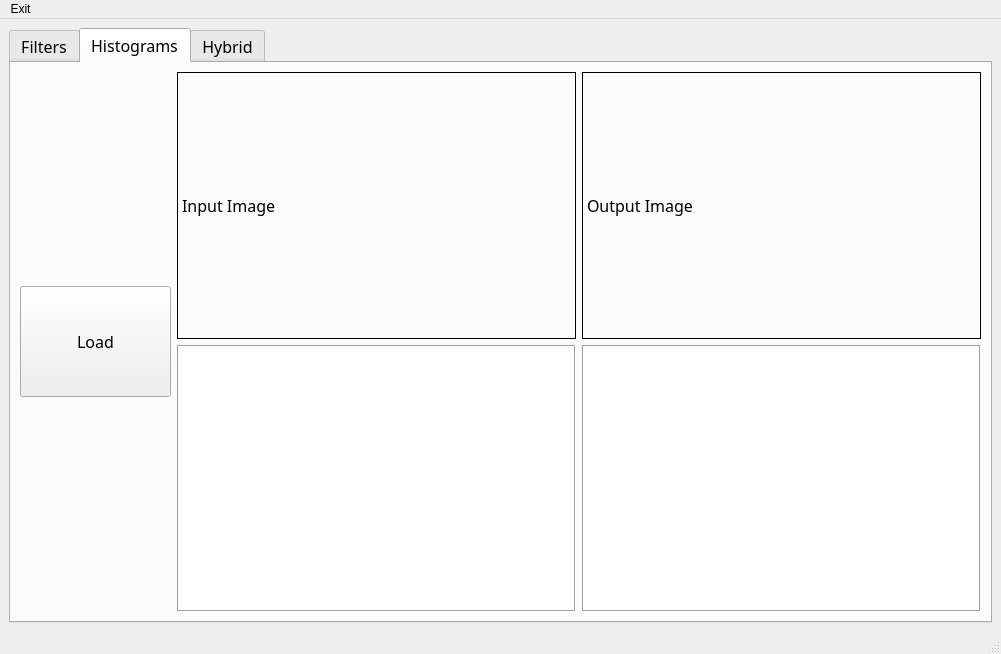
First picture: the form in Task1/Qt/ImageView.ui, repository mennahamdy33/CV, before the edit.
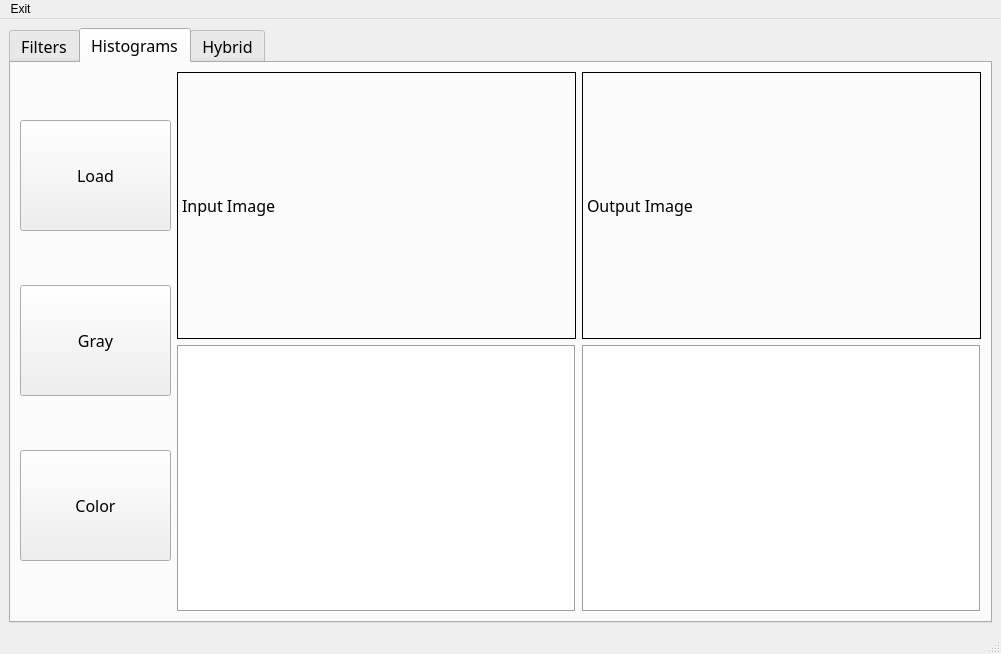
Second picture: the form after the edit. The open tabs and pages were chosen to show the change. Custom widgets are drawn as their Qt base class.

What changed in the file:
```diff
--- a/Task1/Qt/ImageView.ui
+++ b/Task1/Qt/ImageView.ui
@@ -268,6 +268,8 @@
         <item row="0" column="0">
          <layout class="QHBoxLayout" name="horizontalLayout_5">
           <item>
+           <layout class="QVBoxLayout" name="verticalLayout_5">
+            <item>
            <widget class="QPushButton" name="loadTab2">
             <property name="sizePolicy">
              <sizepolicy hsizetype="Fixed" vsizetype="Fixed">
@@ -291,6 +293,58 @@
              <string>Load</string>
             </property>
            </widget>
+            </item>
+            <item>
+             <widget class="QPushButton" name="gray">
+              <property name="sizePolicy">
+               <sizepolicy hsizetype="Fixed" vsizetype="Fixed">
+                <horstretch>0</horstretch>
+                <verstretch>0</verstretch>
+               </sizepolicy>
+              </property>
+              <property name="minimumSize">
+               <size>
+                <width>151</width>
+                <height>111</height>
+               </size>
+              </property>
+              <property name="maximumSize">
+               <size>
+                <width>151</width>
+                <height>111</height>
+               </size>
+              </property>
+              <property name="text">
+               <string>Gray</string>
+              </property>
+             </widget>
+            </item>
+            <item>
+             <widget class="QPushButton" name="color">
+              <property name="sizePolicy">
+               <sizepolicy hsizetype="Fixed" vsizetype="Fixed">
+                <horstretch>0</horstretch>
+                <verstretch>0</verstretch>
+               </sizepolicy>
+              </property>
+              <property name="minimumSize">
+               <size>
+                <width>151</width>
+                <height>111</height>
+               </size>
+              </property>
+              <property name="maximumSize">
+               <size>
+                <width>151</width>
+                <height>111</height>
+               </size>
+              </property>
+              <property name="text">
+               <string>Color</string>
+              </property>
+             </widget>
+            </item>
+           </layout>
           </item>
           <item>
            <layout class="QVBoxLayout" name="verticalLayout_2">
```
Left out of the diff: 10 changed lines with no effect on the pictures. Lines whose indentation alone changed are shown as unchanged.
